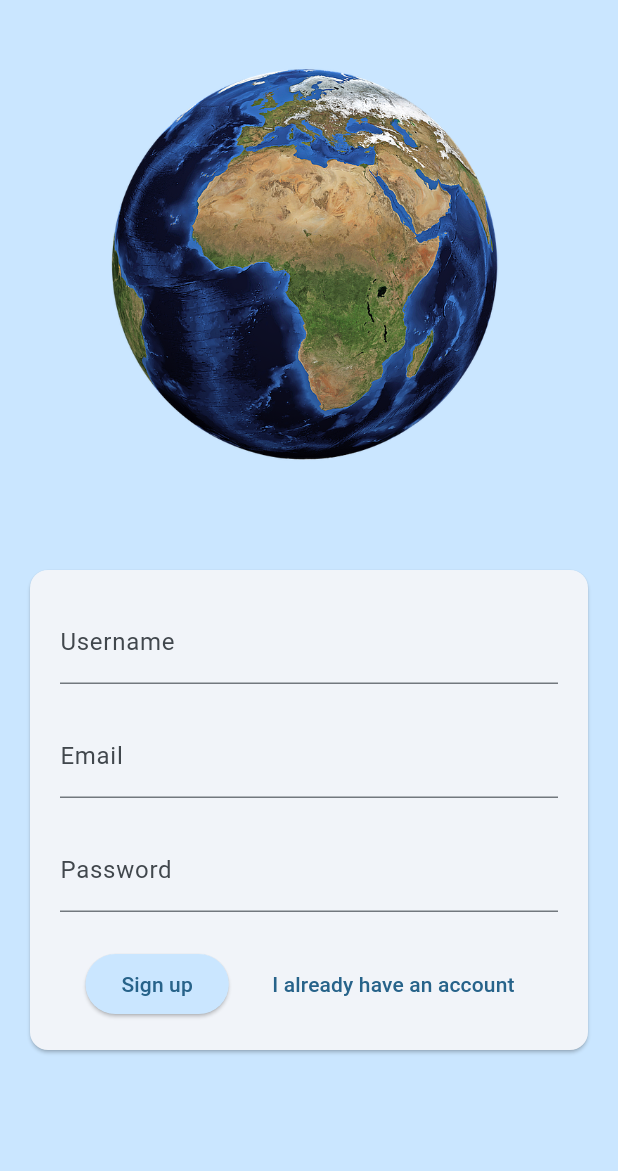
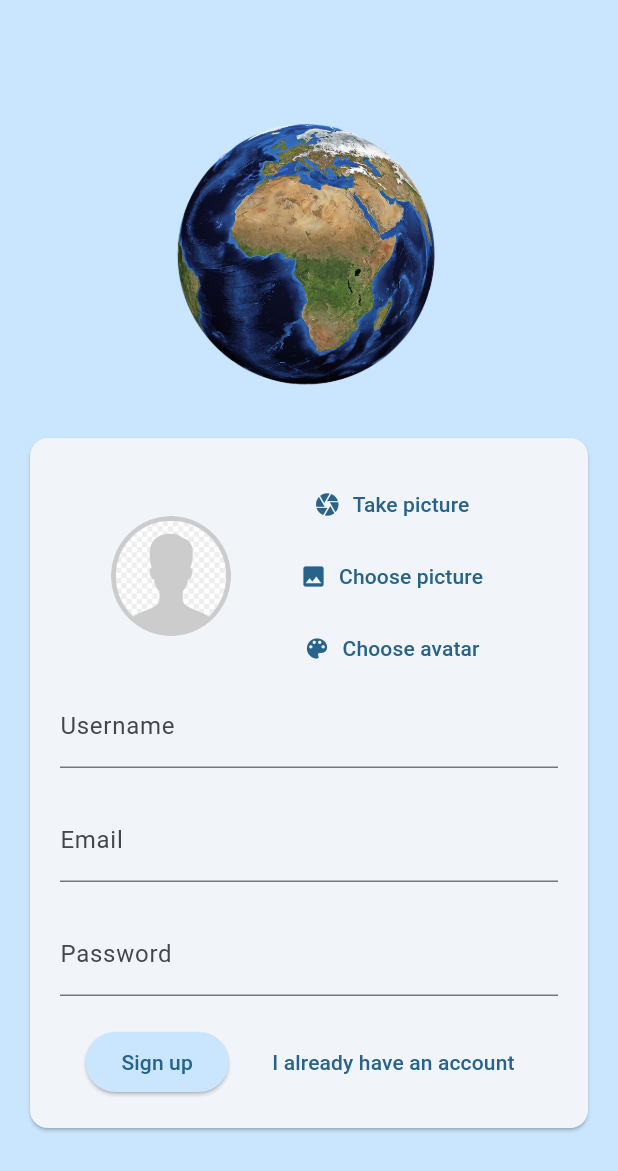
Before and after one commit to Pawel183/World-Rover, a Flutter app: the screen it shows after launch, after a tap on "Sign in", after a tap on "Create an account", on a phone screen of 412 x 824 dp. Shown: the top 1171 px of the screen. Run offline on Flutter 3.47's test engine with Material 3 defaults, Android fonts, the phone set to English and light mode, and no system bars; our stand-ins replace cloud_firestore, firebase_auth, firebase_core, firebase_storage, image_picker; accounts and stored records are empty; generated files the repository leaves out were written again.

Commit message:
added user avatar picker in registration, cofigured firestore database and saving user avatar in firebase storage

```diff
--- a/lib/screens/auth.dart
+++ b/lib/screens/auth.dart
@@ -1,5 +1,9 @@
+import 'dart:io';
+import 'package:cloud_firestore/cloud_firestore.dart';
 import 'package:firebase_auth/firebase_auth.dart';
+import 'package:firebase_storage/firebase_storage.dart';
 import 'package:flutter/material.dart';
+import 'package:world_rover/widgets/avatar_image_picker.dart';
 
 final _firebase = FirebaseAuth.instance;
 
@@ -17,10 +21,22 @@ class _AuthScreenState extends State<AuthScreen> {
   final _usernameController = TextEditingController();
   final _emailController = TextEditingController();
   final _passwordController = TextEditingController();
+  File? _selectedImage;
+
   var _isLogin = true;
 
   void _submit() async {
     if (!_formKey.currentState!.validate()) {
+      return;
+    }
+
+    if (_selectedImage == null) {
+      ScaffoldMessenger.of(context).clearSnackBars();
+      ScaffoldMessenger.of(context).showSnackBar(
+        const SnackBar(
+          content: Text('No image chosen.'),
+        ),
+      );
       return;
     }
 
@@ -30,15 +46,32 @@ class _AuthScreenState extends State<AuthScreen> {
           email: _emailController.text,
           password: _passwordController.text,
         );
-
         print(userCredentials);
       } else {
         final userCredentials = await _firebase.createUserWithEmailAndPassword(
           email: _emailController.text,
           password: _passwordController.text,
         );
+        print(userCredentials);
 
-        print(userCredentials);
+        final storageRef = FirebaseStorage.instance
+            .ref()
+            .child("users_images")
+            .child("avatars")
+            .child("avatar_${userCredentials.user!.uid}.jpg");
+
+        await storageRef.putFile(_selectedImage!);
+
+        final imageUrl = await storageRef.getDownloadURL();
+
+        await FirebaseFirestore.instance
+            .collection('users')
+            .doc(userCredentials.user!.uid)
+            .set({
+          'username': _usernameController.text,
+          'email': _emailController.text,
+          'image_url': imageUrl,
+        });
       }
     } on FirebaseAuthException catch (err) {
       ScaffoldMessenger.of(context).clearSnackBars();
@@ -58,22 +91,26 @@ class _AuthScreenState extends State<AuthScreen> {
     super.dispose();
   }
 
+  void pickImage() {}
+
   @override
   Widget build(BuildContext context) {
     return Scaffold(
       backgroundColor: Theme.of(context).colorScheme.primaryContainer,
       body: Center(
+        child: SingleChildScrollView(
           child: Column(
             children: [
               Container(
-              height: 300,
-              margin: const EdgeInsets.all(30),
+                height: 200,
+                margin: const EdgeInsets.all(10),
                 child: Image.asset(
                   'assets/earth.png',
                 ),
               ),
               Card(
-              margin: const EdgeInsets.all(20),
+                margin:
+                    const EdgeInsets.symmetric(horizontal: 20, vertical: 10),
                 child: SingleChildScrollView(
                   child: Padding(
                     padding: const EdgeInsets.all(20),
@@ -82,6 +119,12 @@ class _AuthScreenState extends State<AuthScreen> {
                       child: Column(
                         mainAxisSize: MainAxisSize.min,
                         children: [
+                          if (!_isLogin)
+                            AvatarImagePicker(
+                              onPickImage: (pickedImage) {
+                                _selectedImage = pickedImage;
+                              },
+                            ),
                           if (!_isLogin)
                             TextFormField(
                               controller: _usernameController,
@@ -132,7 +175,7 @@ class _AuthScreenState extends State<AuthScreen> {
                               return null;
                             },
                           ),
-                        const SizedBox(height: 24),
+                          const SizedBox(height: 20),
                           Row(
                             mainAxisAlignment: MainAxisAlignment.spaceEvenly,
                             children: [
@@ -154,6 +197,7 @@ class _AuthScreenState extends State<AuthScreen> {
                                     _emailController.clear();
                                     _passwordController.clear();
                                     _formKey.currentState?.reset();
+                                    _selectedImage = null;
                                     _isLogin = !_isLogin;
                                   });
                                 },
@@ -174,6 +218,7 @@ class _AuthScreenState extends State<AuthScreen> {
             ],
           ),
         ),
+      ),
     );
   }
 }
--- /dev/null
+++ b/lib/widgets/avatar_image_picker.dart
@@ -0,0 +1,99 @@
+import 'dart:io';
+
+import 'package:flutter/material.dart';
+import 'package:image_picker/image_picker.dart';
+
+class AvatarImagePicker extends StatefulWidget {
+  const AvatarImagePicker({
+    super.key,
+    required this.onPickImage,
+  });
+
+  final void Function(File pickedImage) onPickImage;
+
+  @override
+  State<StatefulWidget> createState() {
+    return _AvatarImagePickerState();
+  }
+}
+
+class _AvatarImagePickerState extends State<AvatarImagePicker> {
+  File? _pickedImageFile;
+
+  void _takePicture(String option) async {
+    XFile? pickedImage;
+
+    if (option == 'camera') {
+      pickedImage = await ImagePicker().pickImage(
+          source: ImageSource.camera, imageQuality: 50, maxWidth: 150);
+    } else if (option == 'gallery') {
+      pickedImage = await ImagePicker().pickImage(
+          source: ImageSource.gallery, imageQuality: 50, maxWidth: 150);
+    }
+
+    if (pickedImage == null) {
+      return;
+    }
+
+    setState(() {
+      _pickedImageFile = File(pickedImage!.path);
+    });
+
+    widget.onPickImage(_pickedImageFile!);
+  }
+
+  @override
+  Widget build(BuildContext context) {
+    return Row(
+      mainAxisAlignment: MainAxisAlignment.spaceEvenly,
+      children: [
+        CircleAvatar(
+          radius: 40,
+          foregroundImage: _pickedImageFile != null
+              ? FileImage(_pickedImageFile!)
+              : const AssetImage("assets/avatar.png"),
+        ),
+        Column(
+          children: [
+            TextButton.icon(
+              onPressed: () {
+                _takePicture("camera");
+              },
+              icon: const Icon(Icons.camera),
+              label: Text(
+                "Take picture",
+                style: TextStyle(
+                  color: Theme.of(context).colorScheme.primary,
+                ),
+              ),
+            ),
+            TextButton.icon(
+              onPressed: () {
+                _takePicture("gallery");
+              },
+              icon: const Icon(Icons.image),
+              label: Text(
+                "Choose picture",
+                style: TextStyle(
+                  color: Theme.of(context).colorScheme.primary,
+                ),
+              ),
+            ),
+            TextButton.icon(
+              onPressed: () {
+                // TODO
+              },
+              icon: const Icon(Icons.color_lens),
+              label: Text(
+                "Choose avatar",
+                style: TextStyle(
+                  color: Theme.of(context).colorScheme.primary,
+                ),
+              ),
+            ),
+          ],
+        ),
+      ],
+    );
+  }
+}
--- a/pubspec.yaml
+++ b/pubspec.yaml
@@ -36,6 +36,9 @@ dependencies:
   cupertino_icons: ^1.0.6
   firebase_core: ^2.32.0
   firebase_auth: ^4.20.0
+  firebase_storage: ^11.7.7
+  image_picker: ^1.1.1
+  cloud_firestore: ^4.17.5
 
 dev_dependencies:
   flutter_test:
@@ -61,6 +64,7 @@ flutter:
   # To add assets to your application, add an assets section, like this:
   assets:
     - assets/earth.png
+    - assets/avatar.png
 
   # An image asset can refer to one or more resolution-specific "variants", see
   # https://flutter.dev/assets-and-images/#resolution-aware
```
Also changed, not shown: lib/screens/home_page.dart (+52 -2 lines), assets/avatar.png (added). Lines whose indentation alone changed are shown as unchanged.
